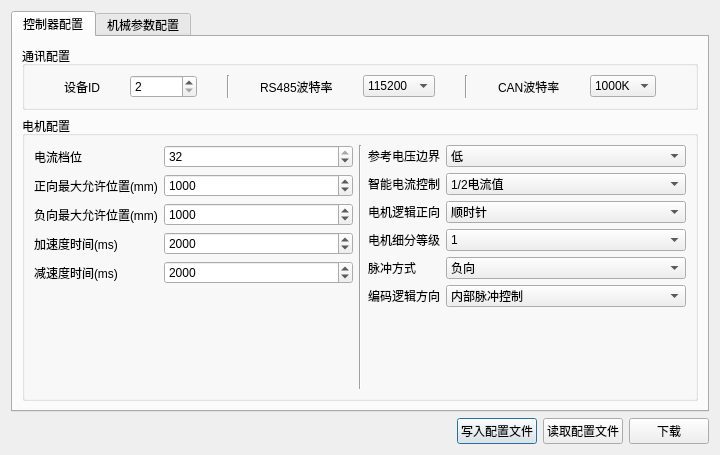
The window that src/configdialog.ui (eeyoo/step-servo-tuner) describes before a commit, drawn with Qt 5.
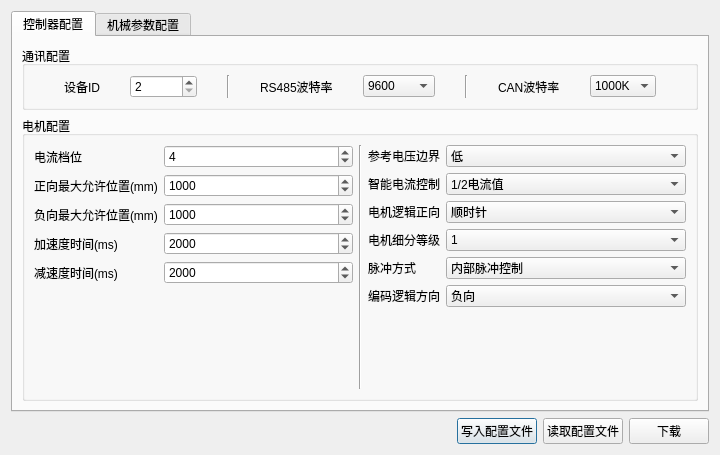
The same window after the commit.

```diff
--- a/src/configdialog.ui
+++ b/src/configdialog.ui
@@ -93,7 +93,10 @@
                  <bool>false</bool>
                 </property>
                 <property name="currentText">
-                 <string>115200</string>
+                 <string>9600</string>
+                </property>
+                <property name="currentIndex">
+                 <number>4</number>
                 </property>
                 <property name="maxVisibleItems">
                  <number>5</number>
@@ -235,7 +238,7 @@
                  <number>32</number>
                 </property>
                 <property name="value">
-                 <number>32</number>
+                 <number>4</number>
                 </property>
                </widget>
               </item>
@@ -532,7 +535,7 @@
                <widget class="QComboBox" name="plusType">
                 <item>
                  <property name="text">
-                  <string>负向</string>
+                  <string>内部脉冲控制</string>
                  </property>
                 </item>
                 <item>
@@ -553,7 +556,7 @@
                <widget class="QComboBox" name="codeLogicDirect">
                 <item>
                  <property name="text">
-                  <string>内部脉冲控制</string>
+                  <string>负向</string>
                  </property>
                 </item>
                 <item>
```
Left out of the diff: 8 changed lines with no effect on the pictures.
